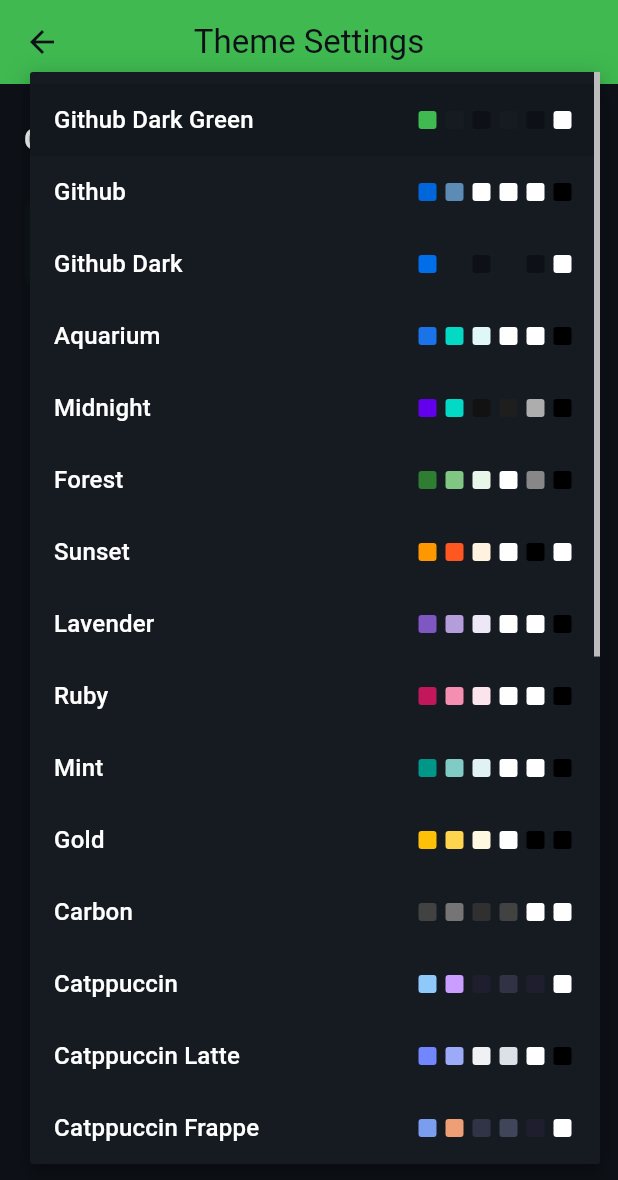
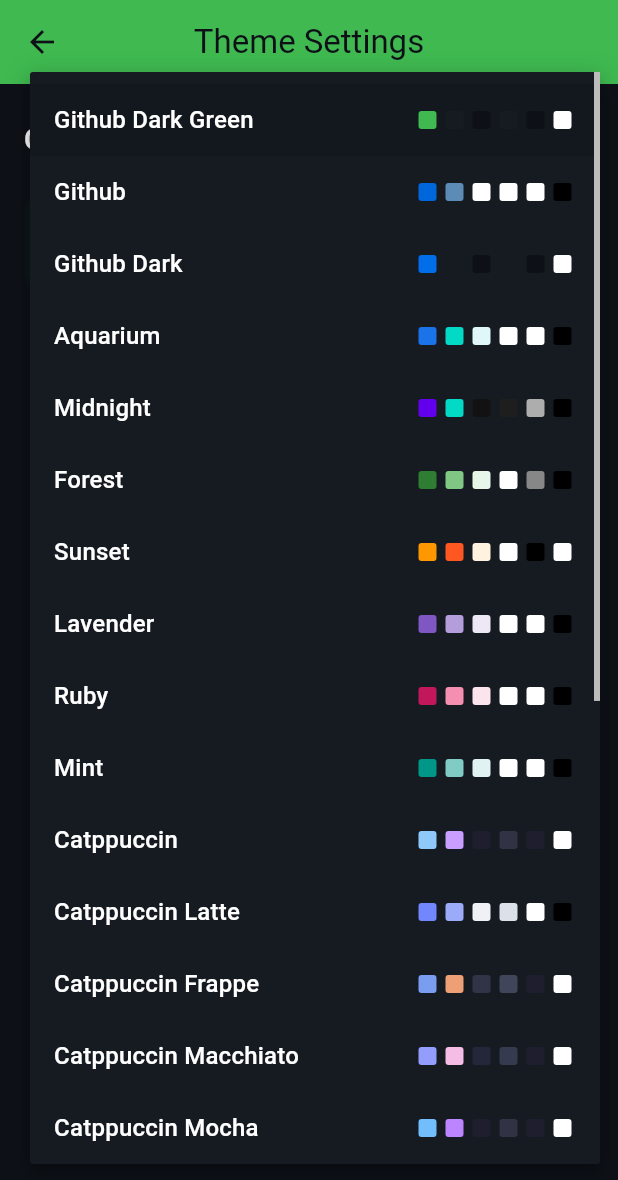
Before and after one commit to abod8639/flutter_habit_tracker, a Flutter app: the ThemePage screen opened directly, after a tap on an icon or button, on a phone screen of 412 x 824 dp. Shown: the top 1180 px of the screen. Run offline on Flutter 3.47's test engine with Material 3 defaults, Android fonts, the light colour scheme and no system bars; our stand-ins replace fl_chart, flutter_heatmap_calendar, flutter_slidable, get, hive, hive_flutter; accounts and stored records are empty.

```diff
--- a/lib/controller/HabitActions.dart
+++ b/lib/controller/HabitActions.dart
@@ -100,6 +100,9 @@
 ) {
   if (index >= 0 && index < db.todaysHabitList.length) {
     Get.defaultDialog(
+      buttonColor: Theme.of(context).colorScheme.secondary,
+      cancelTextColor: Theme.of(context).colorScheme.primary,
+      confirmTextColor: Theme.of(context).colorScheme.error,
       title: 'Delete Habit',
       middleText: 'Are you sure you want to delete this habit?',
       textConfirm: 'Delete',
--- a/lib/controller/themeList.dart
+++ b/lib/controller/themeList.dart
@@ -91,24 +91,24 @@
     'onPrimary': Color(0xFFFFFFFF),
     'onSecondary': Color(0xFF000000),
   },
-  'gold': {
-    'primary': Color(0xFFFFC107),
-    'secondary': Color(0xFFFFD54F),
-    'background': Color(0xFFFFF8E1),
-    'surface': Color(0xFFFFFFFF),
-    'error': Color(0xFFB00020),
-    'onPrimary': Color(0xFF000000),
-    'onSecondary': Color(0xFF000000),
-  },
-  'carbon': {
-    'primary': Color(0xFF424242),
-    'secondary': Color(0xFF757575),
-    'background': Color(0xFF303030),
-    'surface': Color(0xFF424242),
-    'error': Color(0xFFCF6679),
-    'onPrimary': Color(0xFFFFFFFF),
-    'onSecondary': Color(0xFFFFFFFF),
-  },
+  // 'gold': {
+  //   'primary': Color(0xFFFFC107),
+  //   'secondary': Color(0xFFFFD54F),
+  //   'background': Color(0xFFFFF8E1),
+  //   'surface': Color(0xFFFFFFFF),
+  //   'error': Color(0xFFB00020),
+  //   'onPrimary': Color(0xFF000000),
+  //   'onSecondary': Color(0xFF000000),
+  // },
+  // 'carbon': {
+  //   'primary': Color(0xFF424242),
+  //   'secondary': Color(0xFF757575),
+  //   'background': Color(0xFF303030),
+  //   'surface': Color(0xFF424242),
+  //   'error': Color(0xFFCF6679),
+  //   'onPrimary': Color(0xFFFFFFFF),
+  //   'onSecondary': Color(0xFFFFFFFF),
+  // },
   'catppuccin': {
     'primary': Color.fromARGB(255, 142, 201, 250),
     'secondary': Color.fromARGB(255, 201, 158, 254),
--- a/lib/view/HabitStatsPage/widget/BuildBarChart.dart
+++ b/lib/view/HabitStatsPage/widget/BuildBarChart.dart
@@ -43,7 +43,7 @@
                           "${value.toInt()}",
                           style: TextStyle(
                             fontWeight: FontWeight.w500,
-                            color: Theme.of(context).colorScheme.onSecondary,
+                            color: Theme.of(context).colorScheme.onPrimary,
                             fontSize: 11,
                           ),
                         );
@@ -61,8 +61,7 @@
                               '${value.toInt() + 1}',
                               style: TextStyle(
                                 fontWeight: FontWeight.w500,
-                                color:
-                                    Theme.of(context).colorScheme.onSecondary,
+                                color: Theme.of(context).colorScheme.onPrimary,
                                 fontSize: 11,
                               ),
                             ),
--- a/lib/view/HabitStatsPage/widget/BuildTreandChart.dart
+++ b/lib/view/HabitStatsPage/widget/BuildTreandChart.dart
@@ -76,8 +76,7 @@
                               style: TextStyle(
                                 fontWeight: FontWeight.w500,
                                 fontSize: 12,
-                                color:
-                                    Theme.of(context).colorScheme.onSecondary,
+                                color: Theme.of(context).colorScheme.onPrimary,
                               ),
                               textAlign: TextAlign.center,
                             ),
@@ -101,8 +100,7 @@
                               style: TextStyle(
                                 fontWeight: FontWeight.w500,
                                 fontSize: 12,
-                                color:
-                                    Theme.of(context).colorScheme.onSecondary,
+                                color: Theme.of(context).colorScheme.onPrimary,
                               ),
                               textAlign: TextAlign.right,
                             ),
```
Also changed, not shown: assets/image/1.png (added), assets/image/2.png (added), assets/image/3.png (added), assets/image/4.png (added), assets/image/5.png (added), assets/image/image.png (deleted), assets/image/image2.png (deleted), assets/image/image3.png (deleted), assets/image/image4.png (deleted), 1 other file.
